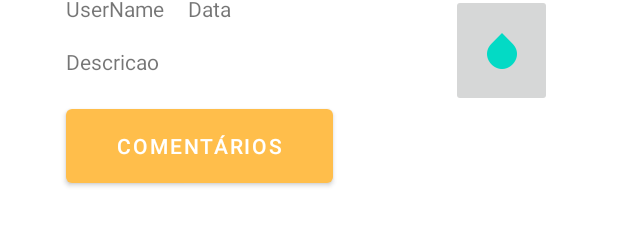
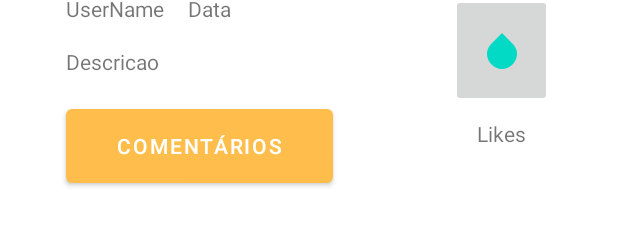
Before and after one commit to FranciscoOliveira7/ReBeal, an Android app: the layout row_post.xml on its own in the app's theme, with its tools: preview values and no code run, on a phone screen of 412 x 824 dp. Shown: the part 564-790 px from the top of the screen. Run offline under Robolectric (Android 15) with nearby library versions, the phone set to English and light mode, and no system bars.

Commit message:
initial like implementation

```diff
--- a/app/src/main/java/ipca/project/rebeal/ui/profile/ProfileFragment.kt
+++ b/app/src/main/java/ipca/project/rebeal/ui/profile/ProfileFragment.kt
@@ -79,7 +79,7 @@ class ProfileFragment : Fragment() {
                     val urlToImage = document.getString("imageUrl")
                     val date = document.getTimestamp("timestamp")?.toDate() ?: Date()
 
-                    val post = Post("?", descricao, urlToImage, date)
+                    val post = Post("?", descricao, urlToImage, date, 0)
                     posts.add(post)
                 }
 
--- a/app/src/main/res/layout/row_post.xml
+++ b/app/src/main/res/layout/row_post.xml
@@ -63,4 +63,14 @@
         app:layout_constraintStart_toStartOf="@+id/imageView"
         app:layout_constraintTop_toBottomOf="@+id/descricaoID" />
 
+    <TextView
+        android:id="@+id/textViewLikes"
+        android:layout_width="wrap_content"
+        android:layout_height="wrap_content"
+        android:layout_marginTop="8dp"
+        android:text="Likes"
+        app:layout_constraintEnd_toEndOf="@+id/LikeButtonID"
+        app:layout_constraintStart_toStartOf="@+id/LikeButtonID"
+        app:layout_constraintTop_toBottomOf="@+id/LikeButtonID" />
+
 </androidx.constraintlayout.widget.ConstraintLayout>
```
Also changed, not shown: app/src/main/java/ipca/project/rebeal/ui/Post.kt (+2 -17 lines), app/src/main/java/ipca/project/rebeal/ui/home/HomeFragment.kt (+17 -2 lines).
